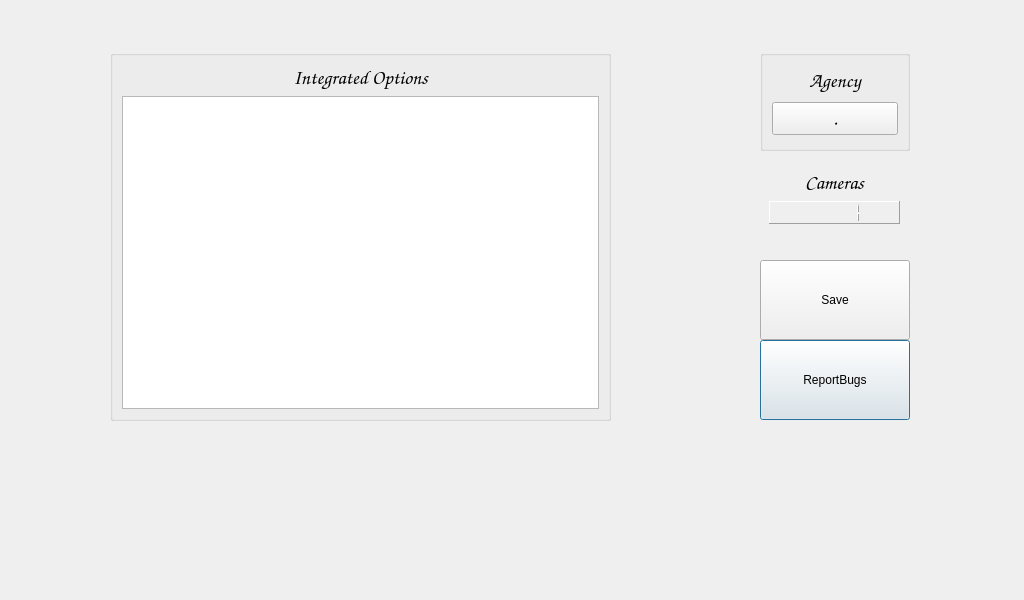
The window that customerdialog.ui (Hussam82/QtGui) describes before a commit, drawn with Qt 5.
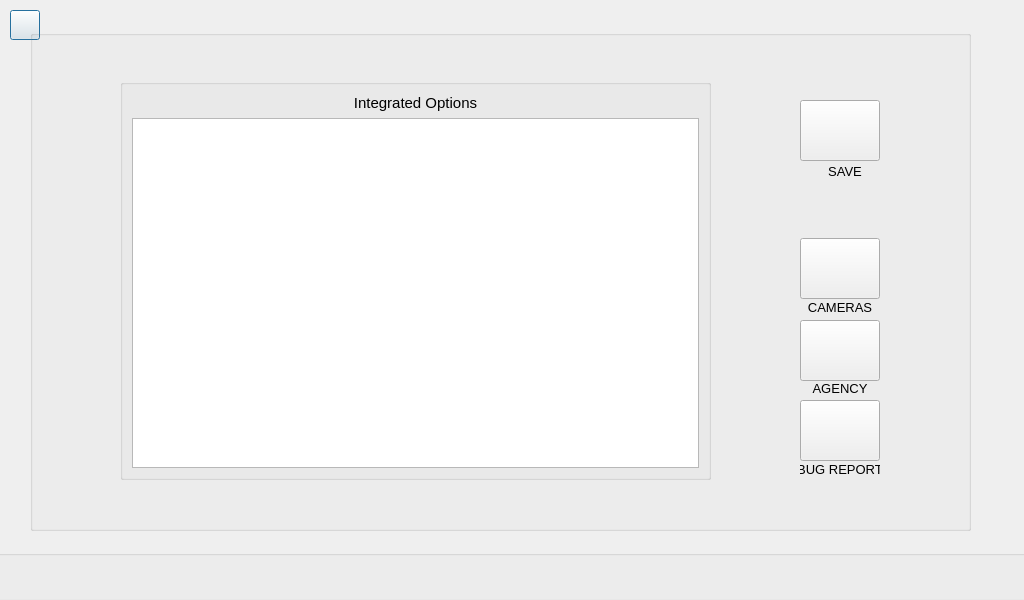
The same window after the commit. Icons and pictures are not drawn.

Diff of the .ui file:
```diff
--- a/customerdialog.ui
+++ b/customerdialog.ui
@@ -13,56 +13,51 @@
   <property name="windowTitle">
    <string>Dialog</string>
   </property>
+  <widget class="QGroupBox" name="coloringBox">
+   <property name="geometry">
+    <rect>
+     <x>-11</x>
+     <y>550</y>
+     <width>1041</width>
+     <height>51</height>
+    </rect>
+   </property>
+   <property name="title">
+    <string/>
+   </property>
+  </widget>
+  <widget class="QPushButton" name="back_button">
+   <property name="geometry">
+    <rect>
+     <x>10</x>
+     <y>10</y>
+     <width>30</width>
+     <height>30</height>
+    </rect>
+   </property>
+   <property name="text">
+    <string/>
+   </property>
+  </widget>
   <widget class="QGroupBox" name="groupBox">
    <property name="geometry">
     <rect>
-     <x>110</x>
-     <y>50</y>
-     <width>501</width>
-     <height>371</height>
+     <x>30</x>
+     <y>30</y>
+     <width>941</width>
+     <height>501</height>
     </rect>
    </property>
    <property name="title">
     <string/>
    </property>
-   <layout class="QVBoxLayout" name="verticalLayout">
-    <item>
-     <widget class="QLabel" name="label">
-      <property name="font">
-       <font>
-        <family>Z003</family>
-        <pointsize>15</pointsize>
-        <italic>true</italic>
-        <bold>true</bold>
-       </font>
-      </property>
-      <property name="text">
-       <string>Integrated Options</string>
-      </property>
-      <property name="alignment">
-       <set>Qt::AlignCenter</set>
-      </property>
-     </widget>
-    </item>
-    <item>
-     <widget class="QListWidget" name="listWidget">
-      <property name="sizePolicy">
-       <sizepolicy hsizetype="Expanding" vsizetype="Expanding">
-        <horstretch>0</horstretch>
-        <verstretch>0</verstretch>
-       </sizepolicy>
-      </property>
-     </widget>
-    </item>
-   </layout>
-  </widget>
   <widget class="QPushButton" name="reportButton">
    <property name="geometry">
     <rect>
-     <x>760</x>
-     <y>340</y>
-     <width>150</width>
-     <height>80</height>
+      <x>770</x>
+      <y>370</y>
+      <width>80</width>
+      <height>61</height>
     </rect>
    </property>
    <property name="sizePolicy">
@@ -72,82 +67,159 @@
     </sizepolicy>
    </property>
    <property name="text">
-    <string>ReportBugs</string>
-   </property>
-  </widget>
-  <widget class="QPushButton" name="saveButton">
+     <string/>
+    </property>
+   </widget>
+   <widget class="QLabel" name="label_4">
    <property name="geometry">
     <rect>
-     <x>760</x>
-     <y>260</y>
-     <width>150</width>
-     <height>80</height>
+      <x>770</x>
+      <y>351</y>
+      <width>80</width>
+      <height>14</height>
     </rect>
    </property>
    <property name="sizePolicy">
-    <sizepolicy hsizetype="MinimumExpanding" vsizetype="Preferred">
+     <sizepolicy hsizetype="Preferred" vsizetype="Fixed">
      <horstretch>0</horstretch>
      <verstretch>0</verstretch>
     </sizepolicy>
    </property>
+    <property name="font">
+     <font>
+      <family>Ubuntu</family>
+      <pointsize>10</pointsize>
+      <weight>50</weight>
+      <italic>false</italic>
+      <bold>false</bold>
+     </font>
+    </property>
    <property name="text">
-    <string>Save</string>
+     <string>AGENCY</string>
+    </property>
+    <property name="alignment">
+     <set>Qt::AlignCenter</set>
+    </property>
+   </widget>
+   <widget class="QLabel" name="label_3">
+    <property name="geometry">
+     <rect>
+      <x>775</x>
+      <y>134</y>
+      <width>80</width>
+      <height>14</height>
+     </rect>
+    </property>
+    <property name="sizePolicy">
+     <sizepolicy hsizetype="Preferred" vsizetype="Fixed">
+      <horstretch>0</horstretch>
+      <verstretch>0</verstretch>
+     </sizepolicy>
+    </property>
+    <property name="font">
+     <font>
+      <family>Ubuntu</family>
+      <pointsize>10</pointsize>
+      <weight>50</weight>
+      <italic>false</italic>
+      <bold>false</bold>
+     </font>
+    </property>
+    <property name="text">
+     <string>SAVE</string>
+    </property>
+    <property name="alignment">
+     <set>Qt::AlignCenter</set>
+    </property>
+   </widget>
+   <widget class="QLabel" name="label_2">
+    <property name="geometry">
+     <rect>
+      <x>770</x>
+      <y>431</y>
+      <width>80</width>
+      <height>16</height>
+     </rect>
+    </property>
+    <property name="sizePolicy">
+     <sizepolicy hsizetype="Preferred" vsizetype="Fixed">
+      <horstretch>0</horstretch>
+      <verstretch>0</verstretch>
+     </sizepolicy>
+    </property>
+    <property name="font">
+     <font>
+      <family>Ubuntu</family>
+      <pointsize>10</pointsize>
+      <weight>50</weight>
+      <italic>false</italic>
+      <bold>false</bold>
+     </font>
+    </property>
+    <property name="text">
+     <string>BUG REPORT</string>
+    </property>
+    <property name="alignment">
+     <set>Qt::AlignCenter</set>
+    </property>
+   </widget>
+   <widget class="QLabel" name="label_5">
+    <property name="geometry">
+     <rect>
+      <x>770</x>
+      <y>269</y>
+      <width>80</width>
+      <height>16</height>
+     </rect>
+    </property>
+    <property name="sizePolicy">
+     <sizepolicy hsizetype="Expanding" vsizetype="Fixed">
+      <horstretch>0</horstretch>
+      <verstretch>0</verstretch>
+     </sizepolicy>
+    </property>
+    <property name="font">
+     <font>
+      <family>Ubuntu</family>
+      <pointsize>10</pointsize>
+      <weight>50</weight>
+      <italic>false</italic>
+      <bold>false</bold>
+     </font>
+    </property>
+    <property name="text">
+     <string>CAMERAS</string>
+    </property>
+    <property name="alignment">
+     <set>Qt::AlignCenter</set>
    </property>
   </widget>
   <widget class="QGroupBox" name="groupBox_2">
    <property name="geometry">
     <rect>
-     <x>760</x>
-     <y>50</y>
-     <width>150</width>
-     <height>101</height>
-    </rect>
-   </property>
-   <property name="sizePolicy">
-    <sizepolicy hsizetype="Expanding" vsizetype="Fixed">
-     <horstretch>0</horstretch>
-     <verstretch>0</verstretch>
-    </sizepolicy>
-   </property>
-   <property name="font">
-    <font>
-     <family>Z003</family>
-     <pointsize>15</pointsize>
-     <italic>true</italic>
-     <bold>true</bold>
-    </font>
-   </property>
-   <property name="layoutDirection">
-    <enum>Qt::LeftToRight</enum>
-   </property>
-   <property name="autoFillBackground">
-    <bool>false</bool>
-   </property>
+      <x>90</x>
+      <y>49</y>
+      <width>591</width>
+      <height>401</height>
+     </rect>
+    </property>
    <property name="title">
     <string/>
    </property>
-   <property name="alignment">
-    <set>Qt::AlignCenter</set>
-   </property>
    <layout class="QVBoxLayout" name="verticalLayout_2">
     <item>
-     <widget class="QLabel" name="label_2">
-      <property name="sizePolicy">
-       <sizepolicy hsizetype="Preferred" vsizetype="Fixed">
-        <horstretch>0</horstretch>
-        <verstretch>0</verstretch>
-       </sizepolicy>
-      </property>
+      <widget class="QLabel" name="label_6">
       <property name="font">
        <font>
-        <family>Z003</family>
-        <pointsize>15</pointsize>
-        <italic>true</italic>
-        <bold>true</bold>
+         <family>Ubuntu</family>
+         <pointsize>11</pointsize>
+         <weight>50</weight>
+         <italic>false</italic>
+         <bold>false</bold>
        </font>
       </property>
       <property name="text">
-       <string>Agency</string>
+        <string>Integrated Options</string>
       </property>
       <property name="alignment">
        <set>Qt::AlignCenter</set>
@@ -155,15 +227,40 @@
      </widget>
     </item>
     <item>
+      <widget class="QListWidget" name="listWidget_2">
+       <property name="sizePolicy">
+        <sizepolicy hsizetype="Expanding" vsizetype="Expanding">
+         <horstretch>0</horstretch>
+         <verstretch>0</verstretch>
+        </sizepolicy>
+       </property>
+       <property name="autoFillBackground">
+        <bool>false</bool>
+       </property>
+      </widget>
+     </item>
+    </layout>
+   </widget>
      <widget class="QPushButton" name="programmerButton">
+    <property name="geometry">
+     <rect>
+      <x>770</x>
+      <y>290</y>
+      <width>80</width>
+      <height>61</height>
+     </rect>
+    </property>
       <property name="sizePolicy">
        <sizepolicy hsizetype="Minimum" vsizetype="Fixed">
         <horstretch>0</horstretch>
         <verstretch>0</verstretch>
        </sizepolicy>
       </property>
+    <property name="styleSheet">
+     <string notr="true">image:url(:/Images/huss-car.png)</string>
+    </property>
       <property name="text">
-       <string>.</string>
+     <string/>
       </property>
       <property name="iconSize">
        <size>
@@ -175,80 +272,53 @@
        <number>300</number>
       </property>
      </widget>
-    </item>
-   </layout>
-  </widget>
-  <widget class="QWidget" name="layoutWidget">
+   <widget class="QPushButton" name="saveButton">
    <property name="geometry">
     <rect>
-     <x>769</x>
-     <y>170</y>
-     <width>131</width>
-     <height>56</height>
-    </rect>
-   </property>
-   <layout class="QVBoxLayout" name="verticalLayout_3">
-    <item>
-     <widget class="QLabel" name="label_5">
+      <x>770</x>
+      <y>70</y>
+      <width>80</width>
+      <height>61</height>
+     </rect>
+    </property>
       <property name="sizePolicy">
-       <sizepolicy hsizetype="Expanding" vsizetype="Fixed">
+     <sizepolicy hsizetype="MinimumExpanding" vsizetype="Preferred">
         <horstretch>0</horstretch>
         <verstretch>0</verstretch>
        </sizepolicy>
       </property>
       <property name="font">
        <font>
-        <family>Z003</family>
-        <pointsize>15</pointsize>
+      <family>Ubuntu</family>
+      <pointsize>10</pointsize>
+      <weight>50</weight>
         <italic>true</italic>
-        <bold>true</bold>
-       </font>
-      </property>
+      <bold>false</bold>
+     </font>
+    </property>
+    <property name="styleSheet">
+     <string notr="true"/>
+    </property>
       <property name="text">
-       <string>Cameras</string>
-      </property>
-      <property name="alignment">
-       <set>Qt::AlignCenter</set>
-      </property>
-     </widget>
-    </item>
-    <item>
-     <widget class="QLCDNumber" name="lcdNumber">
-      <property name="sizePolicy">
-       <sizepolicy hsizetype="Expanding" vsizetype="Fixed">
-        <horstretch>0</horstretch>
-        <verstretch>0</verstretch>
-       </sizepolicy>
-      </property>
-      <property name="font">
-       <font>
-        <family>Z003</family>
-        <pointsize>15</pointsize>
-        <italic>true</italic>
-        <bold>true</bold>
-       </font>
-      </property>
-      <property name="acceptDrops">
-       <bool>false</bool>
-      </property>
-      <property name="layoutDirection">
-       <enum>Qt::LeftToRight</enum>
-      </property>
-      <property name="frameShape">
-       <enum>QFrame::Panel</enum>
-      </property>
-      <property name="frameShadow">
-       <enum>QFrame::Raised</enum>
-      </property>
-      <property name="value" stdset="0">
-       <double>1.000000000000000</double>
-      </property>
-      <property name="intValue" stdset="0">
-       <number>1</number>
-      </property>
-     </widget>
-    </item>
-   </layout>
+     <string/>
+    </property>
+   </widget>
+   <widget class="QPushButton" name="cameraButton">
+    <property name="geometry">
+     <rect>
+      <x>770</x>
+      <y>208</y>
+      <width>80</width>
+      <height>61</height>
+     </rect>
+    </property>
+    <property name="styleSheet">
+     <string notr="true">image:url(:/Images/vision.png)</string>
+    </property>
+    <property name="text">
+     <string/>
+    </property>
+   </widget>
   </widget>
  </widget>
  <resources/>
```
Lines whose indentation alone changed are shown as unchanged.
